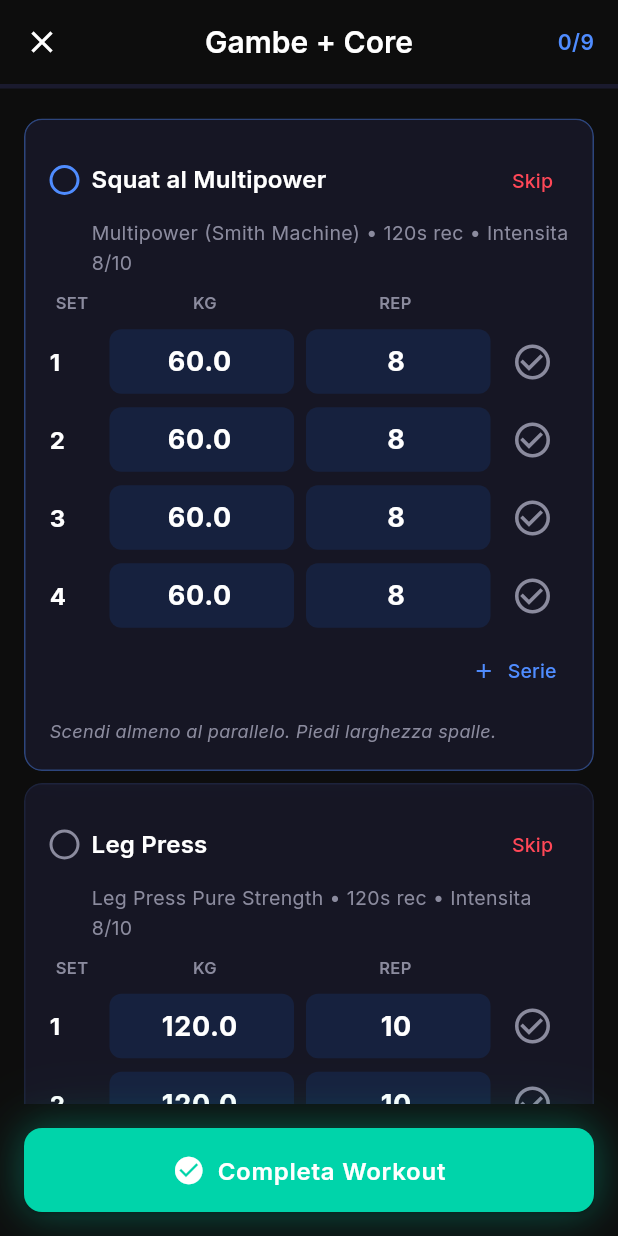
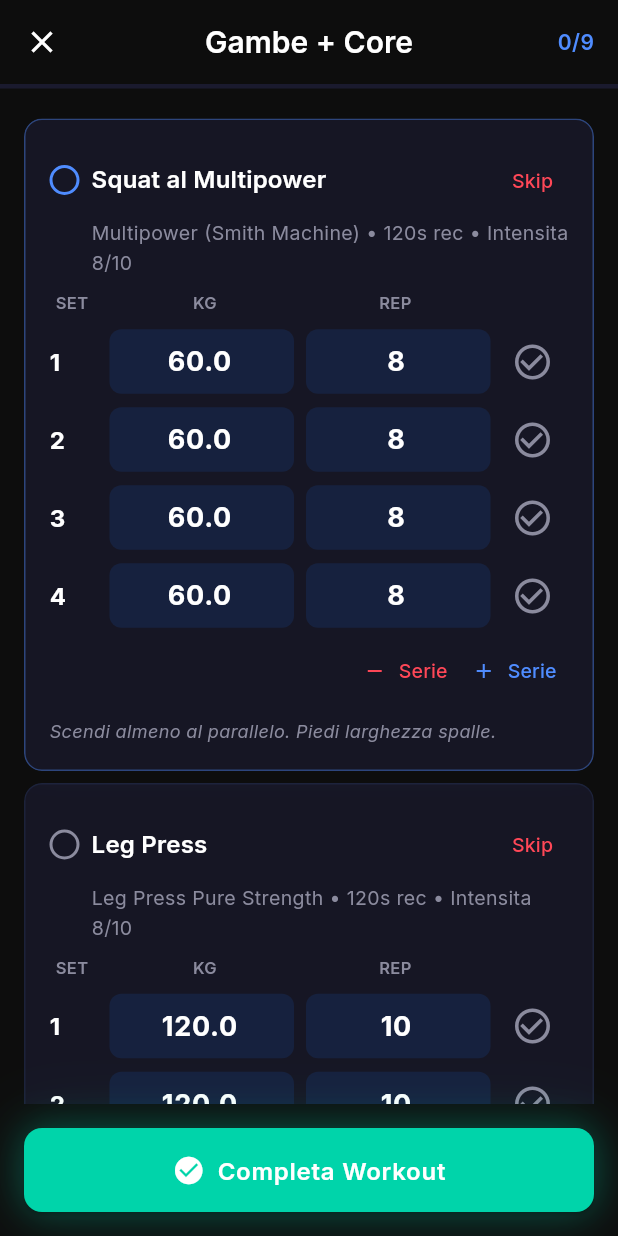
Before and after one commit to gcaporossi-wheretech/gym-tracker-app, a Flutter app: the screen it shows after launch, scrolled down 1070 dp, after a tap on "Inizia Workout", on a phone screen of 412 x 824 dp. Run offline on Flutter 3.47's test engine with Material 3 defaults, Android fonts, the phone set to English and light mode, and no system bars; our stand-ins replace fl_chart, flutter_riverpod, freezed_annotation, google_fonts, hive_flutter; missing offline and left inert: dart:html; accounts and stored records are empty.

Commit message:
fix: storico autoDispose (ricarica dati), pulsanti +/- serie al posto di swipe
- allSessionsProvider + filteredSessionsProvider ora autoDispose (ricaricano dati ogni volta)
- Rimosso swipe per rimuovere serie (scomodo su mobile)
- Aggiunto pulsante "- Serie" (rosso) accanto a "+ Serie" (blu)
- Long press su numero serie per rimuovere (alternativa)

Co-Authored-By: Claude Opus 4.6 (1M context) <noreply@anthropic.com>

```diff
--- a/lib/features/workout/presentation/active_workout_screen.dart
+++ b/lib/features/workout/presentation/active_workout_screen.dart
@@ -325,10 +325,21 @@ class _ExerciseSetTracker extends StatelessWidget {
               onUndoSet: onUndoSet,
               onRemoveSet: onRemoveSet,
             ),
-            // Add set button
-            Align(
-              alignment: Alignment.centerRight,
-              child: TextButton.icon(
+            // Add/remove set buttons
+            Row(
+              mainAxisAlignment: MainAxisAlignment.end,
+              children: [
+                if (exercise.sets.length > 1)
+                  TextButton.icon(
+                    onPressed: () => onRemoveSet(exercise.sets.length - 1),
+                    icon: const Icon(Icons.remove, size: 16, color: AppColors.error),
+                    label: const Text('Serie', style: TextStyle(color: AppColors.error, fontSize: 13)),
+                    style: TextButton.styleFrom(
+                      padding: const EdgeInsets.symmetric(horizontal: 8),
+                      minimumSize: const Size(48, 32),
+                    ),
+                  ),
+                TextButton.icon(
                   onPressed: onAddSet,
                   icon: const Icon(Icons.add, size: 16, color: AppColors.primary),
                   label: const Text('Serie', style: TextStyle(color: AppColors.primary, fontSize: 13)),
@@ -337,6 +348,7 @@ class _ExerciseSetTracker extends StatelessWidget {
                     minimumSize: const Size(48, 32),
                   ),
                 ),
+              ],
             ),
 
             // Notes
@@ -396,24 +408,14 @@ class _SetTable extends StatelessWidget {
         ...sets.asMap().entries.map((entry) {
           final index = entry.key;
           final set = entry.value;
-          return Dismissible(
-            key: ValueKey('set-$index-${sets.length}'),
-            direction: DismissDirection.endToStart,
-            confirmDismiss: (_) async => sets.length > 1,
-            onDismissed: (_) => onRemoveSet(index),
-            background: Container(
-              alignment: Alignment.centerRight,
-              padding: const EdgeInsets.only(right: 16),
-              color: AppColors.error.withValues(alpha: 0.3),
-              child: const Icon(Icons.delete, color: AppColors.error, size: 20),
-            ),
-            child: _SetRow(
+          return _SetRow(
             set: set,
             setIndex: index,
             suggestedWeight: suggestedWeight,
+            canRemove: sets.length > 1,
             onCompleted: (weight, reps) => onSetCompleted(index, weight, reps),
             onUndo: () => onUndoSet(index),
-            ),
+            onRemove: () => onRemoveSet(index),
           );
         }),
       ],
@@ -429,6 +431,8 @@ class _SetRow extends StatefulWidget {
     required this.suggestedWeight,
     required this.onCompleted,
     required this.onUndo,
+    required this.onRemove,
+    this.canRemove = true,
   });
 
   final SetLog set;
@@ -436,6 +440,8 @@ class _SetRow extends StatefulWidget {
   final double suggestedWeight;
   final void Function(double weight, int reps) onCompleted;
   final VoidCallback onUndo;
+  final VoidCallback onRemove;
+  final bool canRemove;
 
   @override
   State<_SetRow> createState() => _SetRowState();
@@ -477,10 +483,22 @@ class _SetRowState extends State<_SetRow> {
       padding: const EdgeInsets.symmetric(vertical: 2),
       child: Row(
         children: [
-          // Set number
+          // Set number / remove button
           SizedBox(
             width: 36,
+            child: widget.canRemove && !isCompleted
+                ? GestureDetector(
+                    onLongPress: widget.onRemove,
                     child: Text(
+                      '${widget.setIndex + 1}',
+                      style: TextStyle(
+                        fontSize: 16,
+                        fontWeight: FontWeight.w700,
+                        color: isCompleted ? AppColors.success : AppColors.textPrimary,
+                      ),
+                    ),
+                  )
+                : Text(
                     '${widget.setIndex + 1}',
                     style: TextStyle(
                       fontSize: 16,
--- a/lib/services/session_providers.dart
+++ b/lib/services/session_providers.dart
@@ -3,8 +3,9 @@ import 'package:flutter_riverpod/flutter_riverpod.dart';
 import '../models/models.dart';
 import 'providers.dart';
 
-/// Tutte le sessioni ordinate per data (piu recenti prima)
-final allSessionsProvider = FutureProvider<List<WorkoutSession>>((ref) async {
+/// Tutte le sessioni ordinate per data (piu recenti prima).
+/// autoDispose per ricaricare quando si torna al tab.
+final allSessionsProvider = FutureProvider.autoDispose<List<WorkoutSession>>((ref) async {
   final repo = ref.watch(sessionRepositoryProvider);
   return repo.getAllSessions();
 });
@@ -23,7 +24,7 @@ class SessionFilterNotifier extends Notifier<SessionFilter> {
   void set(SessionFilter filter) => state = filter;
 }
 
-final filteredSessionsProvider = FutureProvider<List<WorkoutSession>>((ref) async {
+final filteredSessionsProvider = FutureProvider.autoDispose<List<WorkoutSession>>((ref) async {
   final sessions = await ref.watch(allSessionsProvider.future);
   final filter = ref.watch(sessionFilterProvider);
   final now = DateTime.now();
```
Lines whose indentation alone changed are shown as unchanged.
